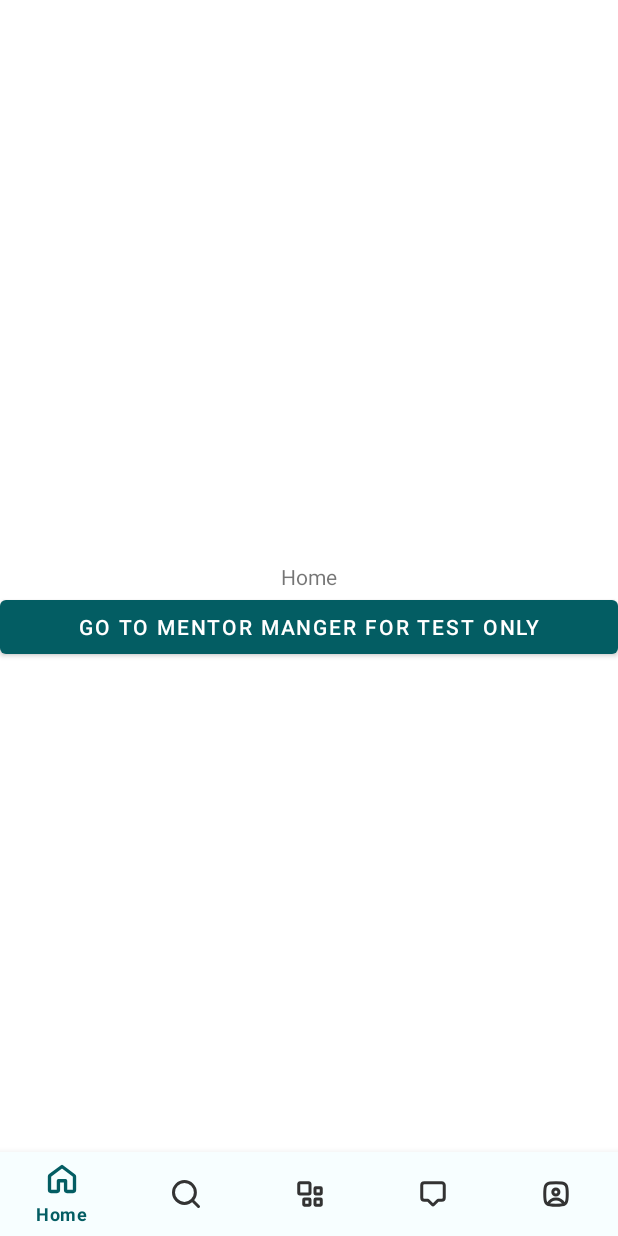
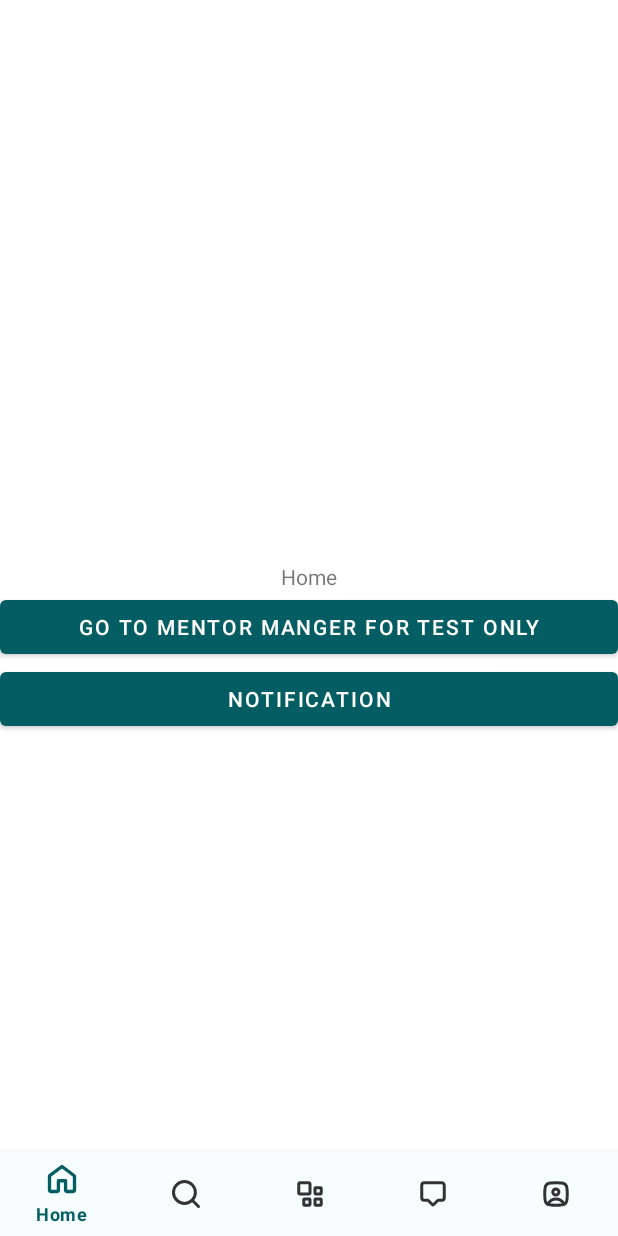
Before and after one commit to marawanxmamdouh/alc-MMSystem-admin, an Android app: the screen it shows after launch (MainActivity), on a phone screen of 412 x 824 dp. Run offline under Robolectric (Android 15) with nearby library versions, the phone set to English and light mode, and no system bars; our stand-ins replace data binding, navigation-ui.

Commit message:
add navigation to notification

```diff
--- a/app/src/main/java/com/peculiaruc/alc_mmsystem_admin/ui/home/HomeFragment.kt
+++ b/app/src/main/java/com/peculiaruc/alc_mmsystem_admin/ui/home/HomeFragment.kt
@@ -3,6 +3,7 @@ package com.peculiaruc.alc_mmsystem_admin.ui.home
 import android.os.Bundle
 import android.view.View
 import androidx.fragment.app.viewModels
+import androidx.navigation.fragment.findNavController
 import com.peculiaruc.alc_mmsystem_admin.R
 import com.peculiaruc.alc_mmsystem_admin.databinding.FragmentHomeBinding
 import com.peculiaruc.alc_mmsystem_admin.ui.base.BaseFragment
@@ -21,6 +22,10 @@ class HomeFragment : BaseFragment<FragmentHomeBinding>() {
         binding.buttonTest.setOnClickListener {
             (requireActivity() as MainActivity).openDrawer()
         }
+
+        binding.buttonNotification.setOnClickListener {
+            findNavController().navigate(HomeFragmentDirections.actionHomeFragmentToNotificationFragment())
+        }
     }
 
 }
--- a/app/src/main/res/layout/fragment_home.xml
+++ b/app/src/main/res/layout/fragment_home.xml
@@ -30,5 +30,12 @@
             android:text="Go to Mentor Manger for test only"
             app:layout_constraintTop_toBottomOf="@+id/text_home" />
 
+        <Button
+            android:id="@+id/button_notification"
+            android:layout_width="match_parent"
+            android:layout_height="wrap_content"
+            android:text="Notification"
+            app:layout_constraintTop_toBottomOf="@+id/button_test" />
+
     </androidx.constraintlayout.widget.ConstraintLayout>
 </layout>
--- a/app/src/main/res/navigation/app_navigation.xml
+++ b/app/src/main/res/navigation/app_navigation.xml
@@ -8,7 +8,11 @@
     <fragment
         android:id="@+id/homeFragment"
         android:name="com.peculiaruc.alc_mmsystem_admin.ui.home.HomeFragment"
-        tools:layout="@layout/fragment_home"/>
+        tools:layout="@layout/fragment_home">
+        <action
+            android:id="@+id/action_homeFragment_to_notificationFragment"
+            app:destination="@id/notificationFragment" />
+    </fragment>
 
     <fragment
         android:id="@+id/searchFragment"
@@ -81,4 +85,9 @@
         android:name="com.peculiaruc.alc_mmsystem_admin.ui.mentorManagerProfile.report.ReportDetailsFragment"
         tools:layout="@layout/fragment_report_details" />
 
+    <fragment
+        android:id="@+id/notificationFragment"
+        android:name="com.peculiaruc.alc_mmsystem_admin.ui.notification.NotificationFragment"
+        tools:layout="@layout/fragment_notification" />
+
 </navigation>
--- a/app/src/main/res/values/strings.xml
+++ b/app/src/main/res/values/strings.xml
@@ -84,4 +84,8 @@
     <string name="major_recommendation">Nullam quis imperdiet augue. Vestibulum auctor ornare leo, non suscipit magna interdum eu. Curabitur pellentesque nibh nibh, at maximus ante fermentum sit amet. Pellentesque commodo lacus at sodales sodales. Quisque sagittis orci ut diam condimentum, vel euismod erat placerat. In iaculis arcu eros, eget tempus orci facilisis id.</string>
     <string name="button_share">Share</string>
 
+    <!-- *************** Notification ************    -->
+    <string name="notification_title">Notifications</string>
+    <string name="all_notifications">All</string>
+    <string name="read_notification">Mark all as read</string>
 </resources>
```
